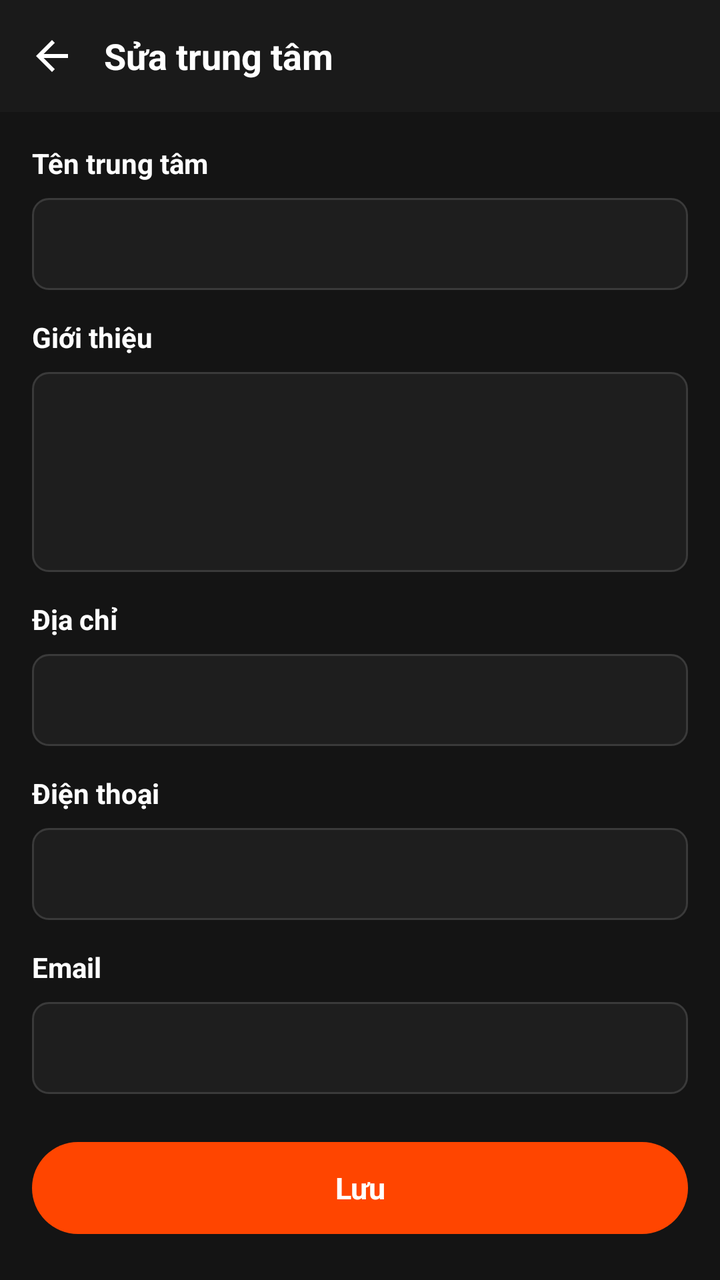
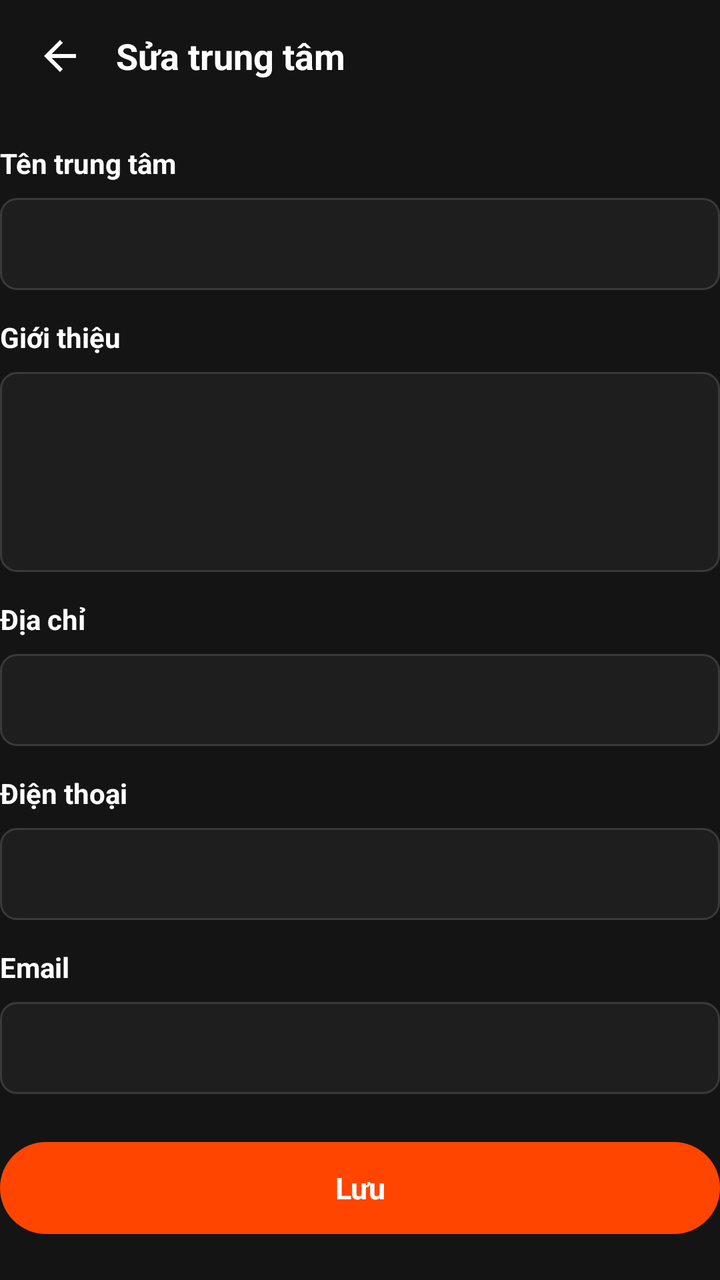

An Android layout rendered at two revisions. The XML below is the earlier revision; the diff shows what the commit changed to produce the second picture.
<!-- AndroidManifest.xml: application theme Theme.EngQA -->
<!-- res/layout/activity_center_edit.xml -->
<?xml version="1.0" encoding="utf-8"?>
<LinearLayout xmlns:android="http://schemas.android.com/apk/res/android"
    android:layout_width="match_parent"
    android:layout_height="match_parent"
    android:background="@color/bg_screen"
    android:orientation="vertical">

    <LinearLayout
        android:layout_width="match_parent"
        android:layout_height="56dp"
        android:background="@color/bg_topbar"
        android:gravity="center_vertical"
        android:orientation="horizontal">

        <ImageView
            android:id="@+id/btnBack"
            android:layout_width="40dp"
            android:layout_height="40dp"
            android:layout_marginStart="6dp"
            android:background="?attr/selectableItemBackgroundBorderless"
            android:contentDescription="@string/back"
            android:padding="8dp"
            android:src="@drawable/ic_arrow_back" />

        <TextView
            android:layout_width="wrap_content"
            android:layout_height="wrap_content"
            android:layout_marginStart="6dp"
            android:text="@string/center_edit_title"
            android:textColor="@color/text_primary"
            android:textSize="18sp"
            android:textStyle="bold" />
    </LinearLayout>

    <ScrollView
        android:layout_width="match_parent"
        android:layout_height="0dp"
        android:layout_weight="1"
        android:fillViewport="true"
        android:scrollbars="none">

        <LinearLayout
            android:layout_width="match_parent"
            android:layout_height="wrap_content"
            android:orientation="vertical"
            android:padding="16dp">

            <TextView
                style="@style/FormLabel"
                android:text="@string/center_name" />

            <EditText
                android:id="@+id/etCenterName"
                style="@style/FormInput"
                android:layout_height="46dp"
                android:maxLines="1" />

            <TextView
                style="@style/FormLabel"
                android:layout_marginTop="14dp"
                android:text="@string/center_description" />

            <EditText
                android:id="@+id/etCenterDescription"
                style="@style/FormInput"
                android:layout_height="100dp"
                android:gravity="top|start"
                android:inputType="textMultiLine"
                android:paddingTop="12dp" />

            <TextView
                style="@style/FormLabel"
                android:layout_marginTop="14dp"
                android:text="@string/center_address" />

            <EditText
                android:id="@+id/etCenterAddress"
                style="@style/FormInput"
                android:layout_height="46dp"
                android:maxLines="1" />

            <TextView
                style="@style/FormLabel"
                android:layout_marginTop="14dp"
                android:text="@string/center_phone" />

            <EditText
                android:id="@+id/etCenterPhone"
                style="@style/FormInput"
                android:layout_height="46dp"
                android:inputType="phone"
                android:maxLines="1" />

            <TextView
                style="@style/FormLabel"
                android:layout_marginTop="14dp"
                android:text="@string/center_email" />

            <EditText
                android:id="@+id/etCenterEmail"
                style="@style/FormInput"
                android:layout_height="46dp"
                android:inputType="textEmailAddress"
                android:maxLines="1" />

            <TextView
                android:id="@+id/btnSaveCenter"
                android:layout_width="match_parent"
                android:layout_height="46dp"
                android:layout_marginTop="24dp"
                android:background="@drawable/bg_button_primary"
                android:clickable="true"
                android:focusable="true"
                android:gravity="center"
                android:text="@string/save"
                android:textColor="@color/white"
                android:textSize="15sp"
                android:textStyle="bold" />

            <View
                android:layout_width="match_parent"
                android:layout_height="1dp"
                android:layout_marginTop="24dp"
                android:background="@color/divider" />

            <TextView
                style="@style/FormLabel"
                android:layout_marginTop="16dp"
                android:text="@string/center_courses" />

            <EditText
                android:id="@+id/etCourseTitle"
                style="@style/FormInput"
                android:layout_height="46dp"
                android:hint="@string/center_name"
                android:maxLines="1" />

            <EditText
                android:id="@+id/etCourseLevel"
                style="@style/FormInput"
                android:layout_height="46dp"
                android:layout_marginTop="8dp"
                android:hint="@string/label_level"
                android:maxLines="1" />

            <EditText
                android:id="@+id/etCourseSchedule"
                style="@style/FormInput"
                android:layout_height="46dp"
                android:layout_marginTop="8dp"
                android:hint="@string/center_phone"
                android:maxLines="1" />

            <TextView
                android:id="@+id/btnAddCourse"
                style="@style/OutlineButton"
                android:layout_width="match_parent"
                android:layout_height="42dp"
                android:layout_marginTop="10dp"
                android:text="@string/center_courses" />

            <View
                android:layout_width="match_parent"
                android:layout_height="1dp"
                android:layout_marginTop="24dp"
                android:background="@color/divider" />

            <TextView
                style="@style/FormLabel"
                android:layout_marginTop="16dp"
                android:text="@string/center_posts" />

            <EditText
                android:id="@+id/etPostTitle"
                style="@style/FormInput"
                android:layout_height="46dp"
                android:hint="@string/label_title"
                android:maxLines="1" />

            <EditText
                android:id="@+id/etPostBody"
                style="@style/FormInput"
                android:layout_height="100dp"
                android:layout_marginTop="8dp"
                android:gravity="top|start"
                android:hint="@string/label_description"
                android:inputType="textMultiLine"
                android:paddingTop="12dp" />

            <TextView
                android:id="@+id/btnAddPost"
                style="@style/OutlineButton"
                android:layout_width="match_parent"
                android:layout_height="42dp"
                android:layout_marginTop="10dp"
                android:text="@string/center_posts" />
        </LinearLayout>
    </ScrollView>
</LinearLayout>
<!-- resources referenced by this layout -->
<resources>
  <color name="bg_screen">#FF141414</color>
  <color name="bg_topbar">#FF1A1A1A</color>
  <color name="divider">#FF262626</color>
  <color name="text_primary">#FFFFFFFF</color>
  <color name="white">#FFFFFFFF</color>
  <!-- drawable bg_button_primary (drawable) -->
  <?xml version="1.0" encoding="utf-8"?>
  <shape xmlns:android="http://schemas.android.com/apk/res/android" android:shape="rectangle">
      <solid android:color="@color/accent_orange" />
      <corners android:radius="24dp" />
  
  </shape>
  <!-- drawable ic_arrow_back (drawable) -->
  <vector xmlns:android="http://schemas.android.com/apk/res/android"
      android:width="24dp" android:height="24dp"
      android:viewportWidth="24" android:viewportHeight="24">
      <path android:fillColor="#FFFFFFFF"
          android:pathData="M20,11H7.83l5.59,-5.59L12,4l-8,8 8,8 1.41,-1.41L7.83,13H20v-2z" />
  </vector>
  <string name="back">Quay lại</string>
  <string name="center_address">Địa chỉ</string>
  <string name="center_courses">Khóa học</string>
  <string name="center_description">Giới thiệu</string>
  <string name="center_edit_title">Sửa trung tâm</string>
  <string name="center_email">Email</string>
  <string name="center_name">Tên trung tâm</string>
  <string name="center_phone">Điện thoại</string>
  <string name="center_posts">Bài viết</string>
  <string name="label_description">Mô tả chi tiết *</string>
  <string name="label_level">Trình độ</string>
  <string name="label_title">Tiêu đề *</string>
  <string name="save">Lưu</string>
  <style name="FormInput">
          <item name="android:layout_width">match_parent</item>
          <item name="android:background">@drawable/bg_input</item>
          <item name="android:paddingStart">12dp</item>
          <item name="android:paddingEnd">12dp</item>
          <item name="android:textColor">@color/text_primary</item>
          <item name="android:textColorHint">@color/text_hint</item>
          <item name="android:textSize">14sp</item>
      </style>
  <style name="FormLabel">
          <item name="android:layout_width">wrap_content</item>
          <item name="android:layout_height">wrap_content</item>
          <item name="android:layout_marginBottom">8dp</item>
          <item name="android:textColor">@color/text_primary</item>
          <item name="android:textSize">14sp</item>
          <item name="android:textStyle">bold</item>
      </style>
  <style name="Theme.EngQA" parent="Base.Theme.EngQA" />
  <color name="accent_orange">#FFFF4500</color>
  <!-- drawable bg_input (drawable) -->
  <?xml version="1.0" encoding="utf-8"?>
  <shape xmlns:android="http://schemas.android.com/apk/res/android" android:shape="rectangle">
      <solid android:color="@color/bg_input" />
      <corners android:radius="8dp" />
      <stroke android:width="1dp" android:color="@color/border_input" />
  </shape>
  <color name="text_hint">#FF7A7A7A</color>
  <!-- drawable bg_button_outline (drawable) -->
  <?xml version="1.0" encoding="utf-8"?>
  <shape xmlns:android="http://schemas.android.com/apk/res/android" android:shape="rectangle">
      <solid android:color="@android:color/transparent" />
      <corners android:radius="8dp" />
      <stroke android:width="1dp" android:color="@color/accent_orange" />
  </shape>
  <style name="Base.Theme.EngQA" parent="Theme.Material3.Dark.NoActionBar">
          <item name="android:windowBackground">@color/bg_screen</item>
          <item name="android:statusBarColor">@color/bg_topbar</item>
          <item name="android:navigationBarColor">@color/bg_bottom_bar</item>
          <item name="colorPrimary">@color/accent_orange</item>
      </style>
  <color name="bg_input">#FF1E1E1E</color>
  <color name="border_input">#FF3A3A3A</color>
  <color name="bg_bottom_bar">#FF181818</color>
  <!-- unchanged entries left out for length: 1 -->
</resources>

<!-- the commit's change to res/layout/activity_center_edit.xml (unified diff, before → after) -->
@@ -7,19 +7,19 @@
 
     <LinearLayout
         android:layout_width="match_parent"
-        android:layout_height="56dp"
-        android:background="@color/bg_topbar"
+        android:layout_height="@dimen/topbar_height"
+        android:paddingStart="8dp"
+        android:paddingEnd="8dp"
         android:gravity="center_vertical"
         android:orientation="horizontal">
 
         <ImageView
             android:id="@+id/btnBack"
-            android:layout_width="40dp"
-            android:layout_height="40dp"
-            android:layout_marginStart="6dp"
+            android:layout_width="44dp"
+            android:layout_height="44dp"
             android:background="?attr/selectableItemBackgroundBorderless"
             android:contentDescription="@string/back"
-            android:padding="8dp"
+            android:padding="10dp"
             android:src="@drawable/ic_arrow_back" />
 
         <TextView
@@ -33,6 +33,7 @@
     </LinearLayout>
 
     <ScrollView
+        android:id="@+id/scrollCenterEdit"
         android:layout_width="match_parent"
         android:layout_height="0dp"
         android:layout_weight="1"
@@ -43,21 +44,27 @@
             android:layout_width="match_parent"
             android:layout_height="wrap_content"
             android:orientation="vertical"
-            android:padding="16dp">
-
-            <TextView
-                style="@style/FormLabel"
+            android:paddingStart="@dimen/form_horizontal_padding"
+            android:paddingTop="16dp"
+            android:paddingEnd="@dimen/form_horizontal_padding"
+            android:paddingBottom="16dp">
+
+            <TextView
+                style="@style/FormLabel"
+                android:labelFor="@id/etCenterName"
                 android:text="@string/center_name" />
 
             <EditText
                 android:id="@+id/etCenterName"
                 style="@style/FormInput"
-                android:layout_height="46dp"
-                android:maxLines="1" />
-
-            <TextView
-                style="@style/FormLabel"
-                android:layout_marginTop="14dp"
+                android:layout_height="@dimen/input_height"
+                android:inputType="textCapWords"
+                android:maxLines="1" />
+
+            <TextView
+                style="@style/FormLabel"
+                android:layout_marginTop="14dp"
+                android:labelFor="@id/etCenterDescription"
                 android:text="@string/center_description" />
 
             <EditText
@@ -71,42 +78,46 @@
             <TextView
                 style="@style/FormLabel"
                 android:layout_marginTop="14dp"
+                android:labelFor="@id/etCenterAddress"
                 android:text="@string/center_address" />
 
             <EditText
                 android:id="@+id/etCenterAddress"
                 style="@style/FormInput"
-                android:layout_height="46dp"
-                android:maxLines="1" />
-
-            <TextView
-                style="@style/FormLabel"
-                android:layout_marginTop="14dp"
+                android:layout_height="@dimen/input_height"
+                android:inputType="textCapWords"
+                android:maxLines="1" />
+
+            <TextView
+                style="@style/FormLabel"
+                android:layout_marginTop="14dp"
+                android:labelFor="@id/etCenterPhone"
                 android:text="@string/center_phone" />
 
             <EditText
                 android:id="@+id/etCenterPhone"
                 style="@style/FormInput"
-                android:layout_height="46dp"
+                android:layout_height="@dimen/input_height"
                 android:inputType="phone"
                 android:maxLines="1" />
 
             <TextView
                 style="@style/FormLabel"
                 android:layout_marginTop="14dp"
+                android:labelFor="@id/etCenterEmail"
                 android:text="@string/center_email" />
 
             <EditText
                 android:id="@+id/etCenterEmail"
                 style="@style/FormInput"
-                android:layout_height="46dp"
+                android:layout_height="@dimen/input_height"
                 android:inputType="textEmailAddress"
                 android:maxLines="1" />
 
             <TextView
                 android:id="@+id/btnSaveCenter"
                 android:layout_width="match_parent"
-                android:layout_height="46dp"
+                android:layout_height="@dimen/input_height"
                 android:layout_marginTop="24dp"
                 android:background="@drawable/bg_button_primary"
                 android:clickable="true"
@@ -131,24 +142,27 @@
             <EditText
                 android:id="@+id/etCourseTitle"
                 style="@style/FormInput"
-                android:layout_height="46dp"
+                android:layout_height="@dimen/input_height"
                 android:hint="@string/center_name"
+                android:inputType="textCapSentences"
                 android:maxLines="1" />
 
             <EditText
                 android:id="@+id/etCourseLevel"
                 style="@style/FormInput"
-                android:layout_height="46dp"
+                android:layout_height="@dimen/input_height"
                 android:layout_marginTop="8dp"
                 android:hint="@string/label_level"
+                android:inputType="textCapWords"
                 android:maxLines="1" />
 
             <EditText
                 android:id="@+id/etCourseSchedule"
                 style="@style/FormInput"
-                android:layout_height="46dp"
+                android:layout_height="@dimen/input_height"
                 android:layout_marginTop="8dp"
                 android:hint="@string/center_phone"
+                android:inputType="textCapSentences"
                 android:maxLines="1" />
 
             <TextView
@@ -173,7 +187,7 @@
             <EditText
                 android:id="@+id/etPostTitle"
                 style="@style/FormInput"
-                android:layout_height="46dp"
+                android:layout_height="@dimen/input_height"
                 android:hint="@string/label_title"
                 android:maxLines="1" />
 
<!-- resource entries referenced after the edit -->
@@ -5,6 +5,8 @@
   <color name="divider">#FF262626</color>
   <color name="text_primary">#FFFFFFFF</color>
   <color name="white">#FFFFFFFF</color>
+  <dimen name="input_height">46dp</dimen>
+  <dimen name="topbar_height">56dp</dimen>
   <!-- drawable bg_button_primary (drawable) -->
   <?xml version="1.0" encoding="utf-8"?>
   <shape xmlns:android="http://schemas.android.com/apk/res/android" android:shape="rectangle">
